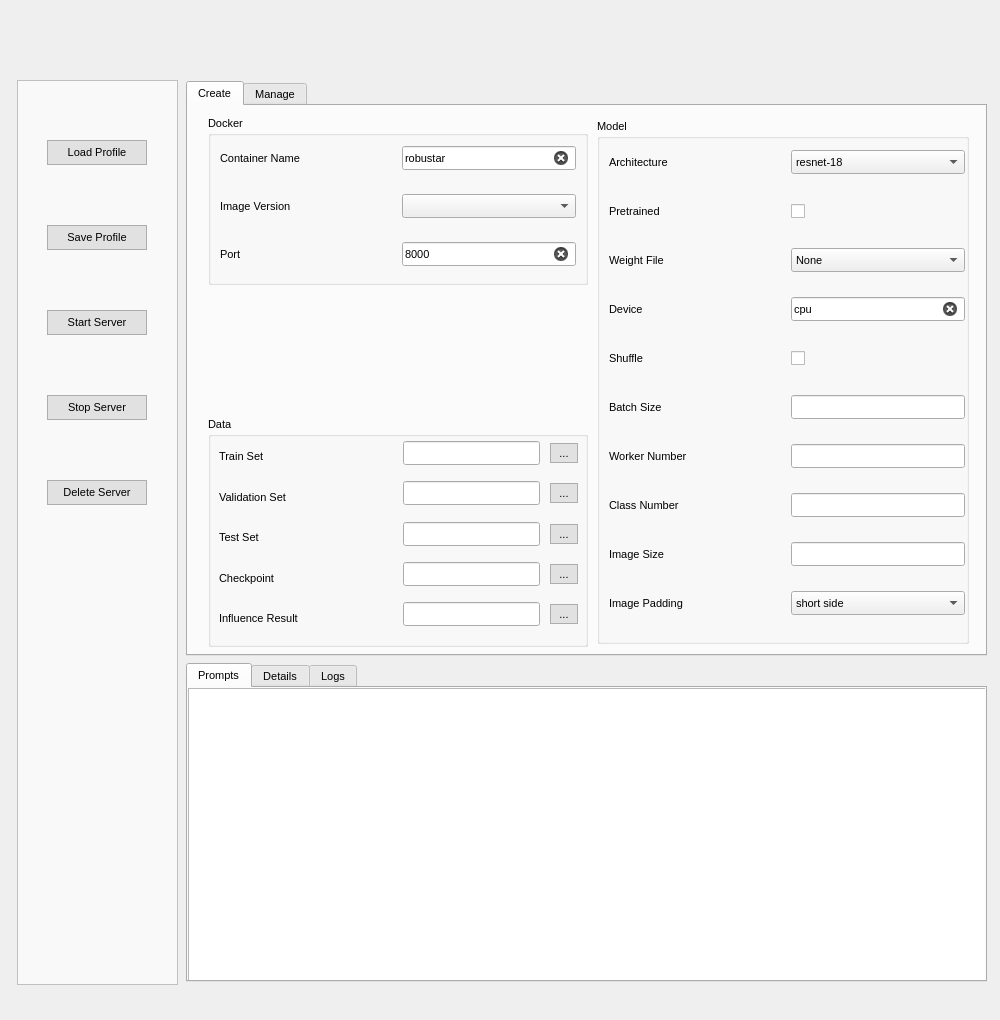
Old version of the form launcher/resources/launcher_v2.ui in the repository PaulCCCCCCH/Robustar_implementation.
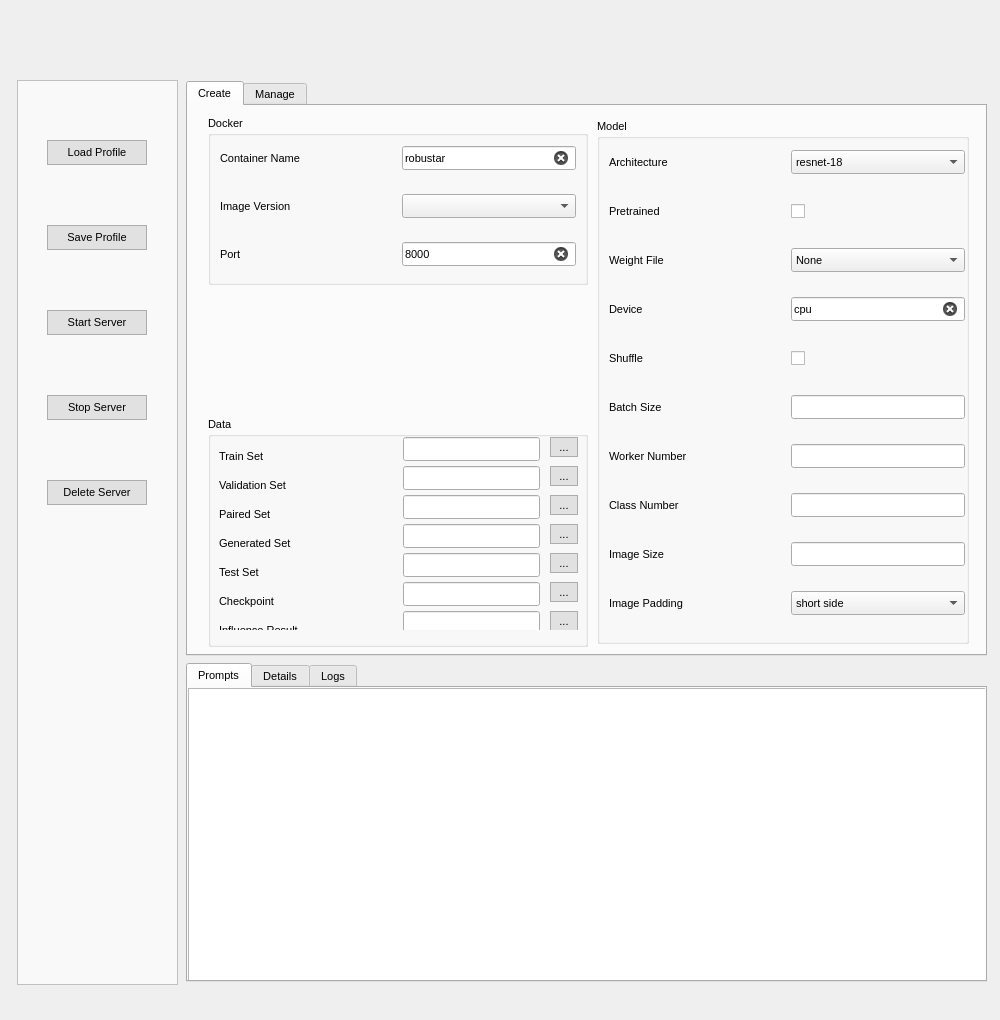
New version of the form. Icons and pictures are not drawn.

Commit message: make validation, paired, generated changeable on UI and add paired and genreated boxs to UI

The edit to the form file:
```diff
--- a/launcher/resources/launcher_v2.ui
+++ b/launcher/resources/launcher_v2.ui
@@ -1155,6 +1155,233 @@
                        </item>
                       </layout>
                      </item>
+                     <item>
+                      <layout class="QHBoxLayout" name="horizontalLayout_paired_set">
+                       <property name="rightMargin">
+                        <number>0</number>
+                       </property>
+                       <item>
+                        <widget class="QLabel" name="label_paired_set">
+                         <property name="sizePolicy">
+                          <sizepolicy hsizetype="Fixed" vsizetype="Fixed">
+                           <horstretch>0</horstretch>
+                           <verstretch>0</verstretch>
+                          </sizepolicy>
+                         </property>
+                         <property name="minimumSize">
+                          <size>
+                           <width>174</width>
+                           <height>39</height>
+                          </size>
+                         </property>
+                         <property name="maximumSize">
+                          <size>
+                           <width>174</width>
+                           <height>39</height>
+                          </size>
+                         </property>
+                         <property name="font">
+                          <font>
+                           <family>Arial</family>
+                           <pointsize>8</pointsize>
+                           <weight>50</weight>
+                           <italic>false</italic>
+                           <bold>false</bold>
+                          </font>
+                         </property>
+                         <property name="toolTip">
+                          <string>The root path of the paired set</string>
+                         </property>
+                         <property name="text">
+                          <string>Paired Set</string>
+                         </property>
+                        </widget>
+                       </item>
+                       <item>
+                        <widget class="QLineEdit" name="pairedPathDisplay">
+                         <property name="sizePolicy">
+                          <sizepolicy hsizetype="Fixed" vsizetype="Fixed">
+                           <horstretch>0</horstretch>
+                           <verstretch>0</verstretch>
+                          </sizepolicy>
+                         </property>
+                         <property name="minimumSize">
+                          <size>
+                           <width>137</width>
+                           <height>24</height>
+                          </size>
+                         </property>
+                         <property name="maximumSize">
+                          <size>
+                           <width>137</width>
+                           <height>24</height>
+                          </size>
+                         </property>
+                         <property name="font">
+                          <font>
+                           <family>Arial</family>
+                           <pointsize>8</pointsize>
+                           <weight>50</weight>
+                           <italic>false</italic>
+                           <bold>false</bold>
+                          </font>
+                         </property>
+                         <property name="text">
+                          <string/>
+                         </property>
+                        </widget>
+                       </item>
+                       <item>
+                        <widget class="QPushButton" name="pairedPathButton">
+                         <property name="sizePolicy">
+                          <sizepolicy hsizetype="Fixed" vsizetype="Fixed">
+                           <horstretch>0</horstretch>
+                           <verstretch>0</verstretch>
+                          </sizepolicy>
+                         </property>
+                         <property name="minimumSize">
+                          <size>
+                           <width>28</width>
+                           <height>20</height>
+                          </size>
+                         </property>
+                         <property name="maximumSize">
+                          <size>
+                           <width>28</width>
+                           <height>20</height>
+                          </size>
+                         </property>
+                         <property name="font">
+                          <font>
+                           <family>Arial</family>
+                           <pointsize>8</pointsize>
+                           <weight>50</weight>
+                           <italic>false</italic>
+                           <bold>false</bold>
+                          </font>
+                         </property>
+                         <property name="text">
+                          <string>...</string>
+                         </property>
+                        </widget>
+                       </item>
+                      </layout>
+                     </item>
+
+
+                     <item>
+                      <layout class="QHBoxLayout" name="horizontalLayout_generated_set">
+                       <property name="rightMargin">
+                        <number>0</number>
+                       </property>
+                       <item>
+                        <widget class="QLabel" name="label_generated_set">
+                         <property name="sizePolicy">
+                          <sizepolicy hsizetype="Fixed" vsizetype="Fixed">
+                           <horstretch>0</horstretch>
+                           <verstretch>0</verstretch>
+                          </sizepolicy>
+                         </property>
+                         <property name="minimumSize">
+                          <size>
+                           <width>174</width>
+                           <height>39</height>
+                          </size>
+                         </property>
+                         <property name="maximumSize">
+                          <size>
+                           <width>174</width>
+                           <height>39</height>
+                          </size>
+                         </property>
+                         <property name="font">
+                          <font>
+                           <family>Arial</family>
+                           <pointsize>8</pointsize>
+                           <weight>50</weight>
+                           <italic>false</italic>
+                           <bold>false</bold>
+                          </font>
+                         </property>
+                         <property name="toolTip">
+                          <string>The root path of the generated set</string>
+                         </property>
+                         <property name="text">
+                          <string>Generated Set</string>
+                         </property>
+                        </widget>
+                       </item>
+                       <item>
+                        <widget class="QLineEdit" name="generatedPathDisplay">
+                         <property name="sizePolicy">
+                          <sizepolicy hsizetype="Fixed" vsizetype="Fixed">
+                           <horstretch>0</horstretch>
+                           <verstretch>0</verstretch>
+                          </sizepolicy>
+                         </property>
+                         <property name="minimumSize">
+                          <size>
+                           <width>137</width>
+                           <height>24</height>
+                          </size>
+                         </property>
+                         <property name="maximumSize">
+                          <size>
+                           <width>137</width>
+                           <height>24</height>
+                          </size>
+                         </property>
+                         <property name="font">
+                          <font>
+                           <family>Arial</family>
+                           <pointsize>8</pointsize>
+                           <weight>50</weight>
+                           <italic>false</italic>
+                           <bold>false</bold>
+                          </font>
+                         </property>
+                         <property name="text">
+                          <string/>
+                         </property>
+                        </widget>
+                       </item>
+                       <item>
+                        <widget class="QPushButton" name="generatedPathButton">
+                         <property name="sizePolicy">
+                          <sizepolicy hsizetype="Fixed" vsizetype="Fixed">
+                           <horstretch>0</horstretch>
+                           <verstretch>0</verstretch>
+                          </sizepolicy>
+                         </property>
+                         <property name="minimumSize">
+                          <size>
+                           <width>28</width>
+                           <height>20</height>
+                          </size>
+                         </property>
+                         <property name="maximumSize">
+                          <size>
+                           <width>28</width>
+                           <height>20</height>
+                          </size>
+                         </property>
+                         <property name="font">
+                          <font>
+                           <family>Arial</family>
+                           <pointsize>8</pointsize>
+                           <weight>50</weight>
+                           <italic>false</italic>
+                           <bold>false</bold>
+                          </font>
+                         </property>
+                         <property name="text">
+                          <string>...</string>
+                         </property>
+                        </widget>
+                       </item>
+                      </layout>
+                     </item>
+
                      <item>
                       <layout class="QHBoxLayout" name="horizontalLayout_17">
                        <property name="rightMargin">
```
The commit also changes 4 other files.
